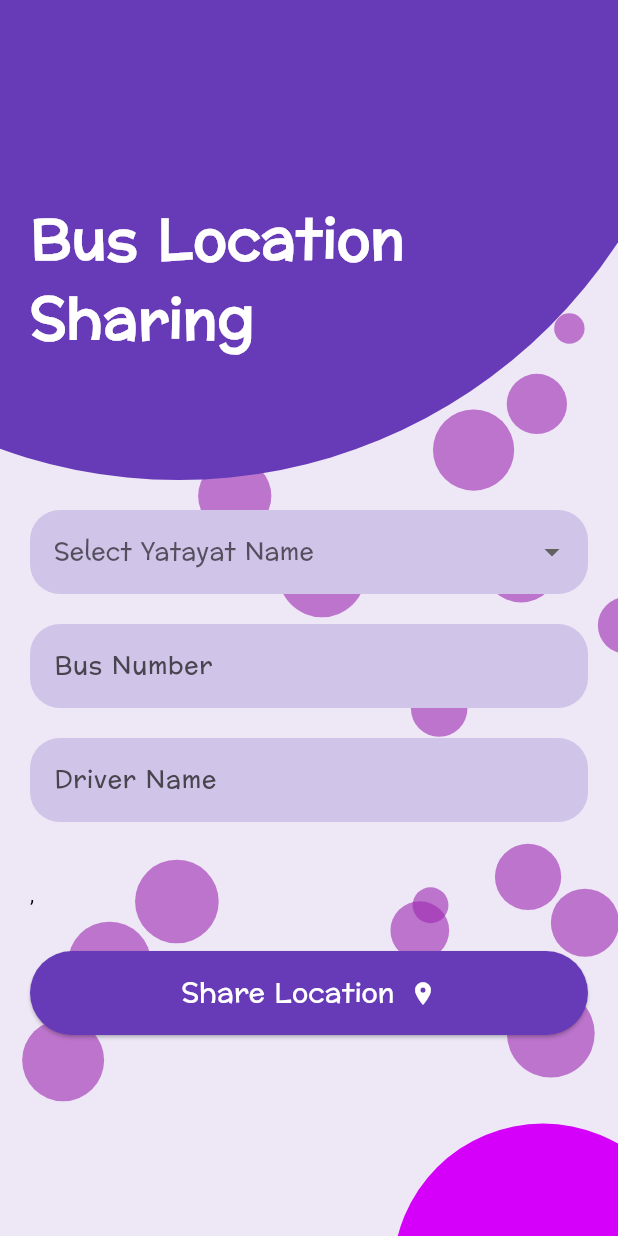
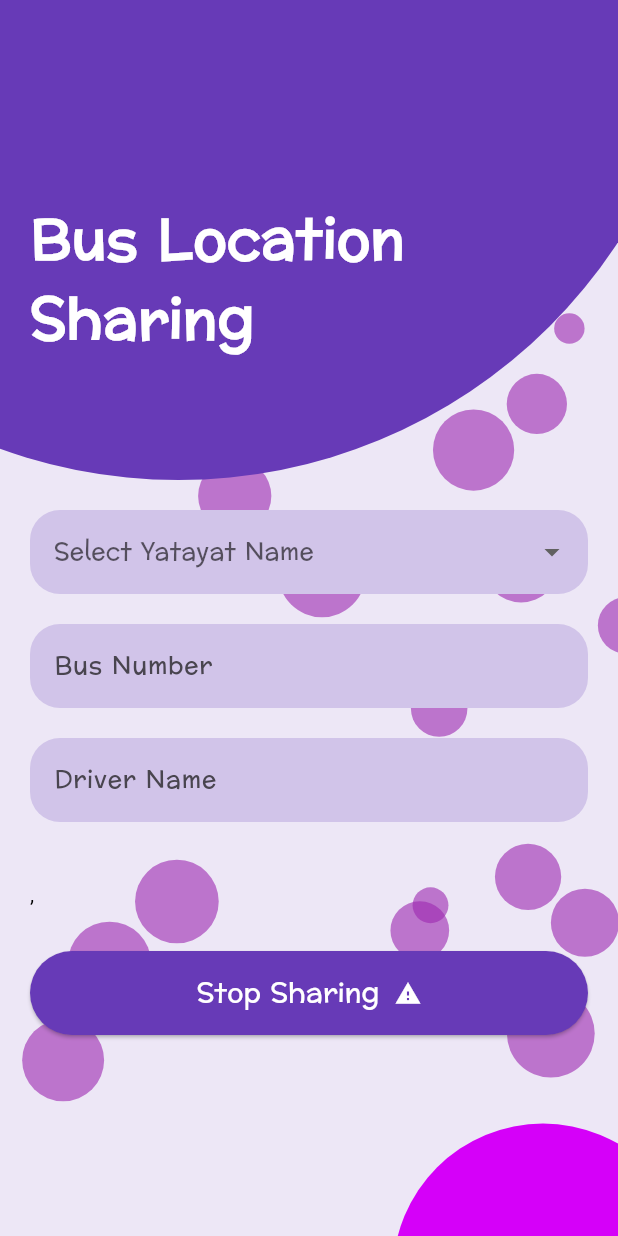
Before and after one commit to Oppsthp/Sahayatri, a Flutter app: the BusLocationPage screen opened by its route, after a tap on "Share Location", on a phone screen of 412 x 824 dp. Run offline on Flutter 3.47's test engine with Material 3 defaults, Android fonts, the phone set to English and light mode, and no system bars; our stand-ins replace geolocator, permission_handler.

Commit message:
Dashboard bahek all done includeing Location + location update every 2 second

```diff
--- a/lib/buslocation.dart
+++ b/lib/buslocation.dart
@@ -1,3 +1,4 @@
+import 'dart:async'; // Import dart:async for Timer
 import 'package:flutter/material.dart';
 import 'package:geolocator/geolocator.dart';
 import 'package:permission_handler/permission_handler.dart';
@@ -19,6 +20,8 @@ class _BusLocationPageState extends State<BusLocationPage> {
   final List<String> yatayatNames = ['Sajha Yatayat', 'Mayur Yatayat', 'Nepal Yatayat'];
 
   String? _locationMessage = "Location not yet shared.";
+  Timer? _locationTimer; // To hold the Timer reference
+  bool _isSharingLocation = false; // To check if location sharing is active
 
   // Request permission for location
   Future<bool> _requestPermission() async {
@@ -49,6 +52,30 @@ class _BusLocationPageState extends State<BusLocationPage> {
         _locationMessage = 'Location permission denied.';
       });
     }
+  }
+
+  // Start location updates every 2 seconds
+  void _startLocationUpdates() {
+    _locationTimer = Timer.periodic(const Duration(seconds: 2), (timer) {
+      _getLocation();
+    });
+  }
+
+  // Stop location updates
+  void _stopLocationUpdates() {
+    if (_locationTimer != null) {
+      _locationTimer!.cancel();
+      setState(() {
+        _locationMessage = 'Location updates stopped.';
+        _isSharingLocation = false; // Stop sharing
+      });
+    }
+  }
+
+  @override
+  void dispose() {
+    _locationTimer?.cancel(); // Cancel the timer when the widget is disposed
+    super.dispose();
   }
 
   @override
@@ -179,9 +206,18 @@ class _BusLocationPageState extends State<BusLocationPage> {
                 ),
                 const SizedBox(height: 30),
 
-                // Share Location button
+                // Toggle button to start/stop location sharing
                 ElevatedButton(
-                  onPressed: _getLocation,
+                  onPressed: () {
+                    if (_isSharingLocation) {
+                      _stopLocationUpdates(); // Stop sharing location
+                    } else {
+                      _startLocationUpdates(); // Start location updates
+                      setState(() {
+                        _isSharingLocation = true; // Location sharing started
+                      });
+                    }
+                  },
                   style: ElevatedButton.styleFrom(
                     backgroundColor: Colors.deepPurple,
                     padding: const EdgeInsets.all(15),
@@ -191,13 +227,16 @@ class _BusLocationPageState extends State<BusLocationPage> {
                   ),
                   child: Row(
                     mainAxisAlignment: MainAxisAlignment.center,
-                    children: const [
+                    children: [
                       Text(
-                        'Share Location',
-                        style: TextStyle(fontSize: 18, color: Colors.white),
+                        _isSharingLocation ? 'Stop Sharing' : 'Share Location',
+                        style: const TextStyle(fontSize: 18, color: Colors.white),
                       ),
-                      SizedBox(width: 10),
-                      Icon(Icons.location_on, color: Colors.white),
+                      const SizedBox(width: 10),
+                      Icon(
+                        _isSharingLocation ? Icons.warning : Icons.location_on,
+                        color: Colors.white,
+                      ),
                     ],
                   ),
                 ),
```
Also changed, not shown: 5 other files.
